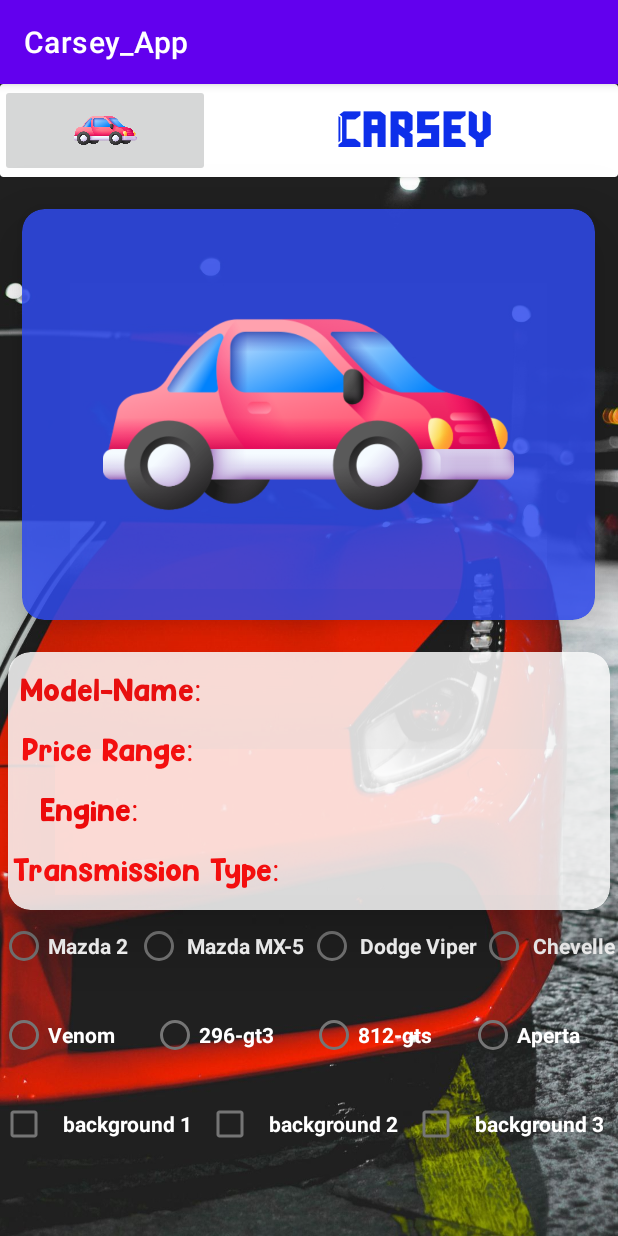
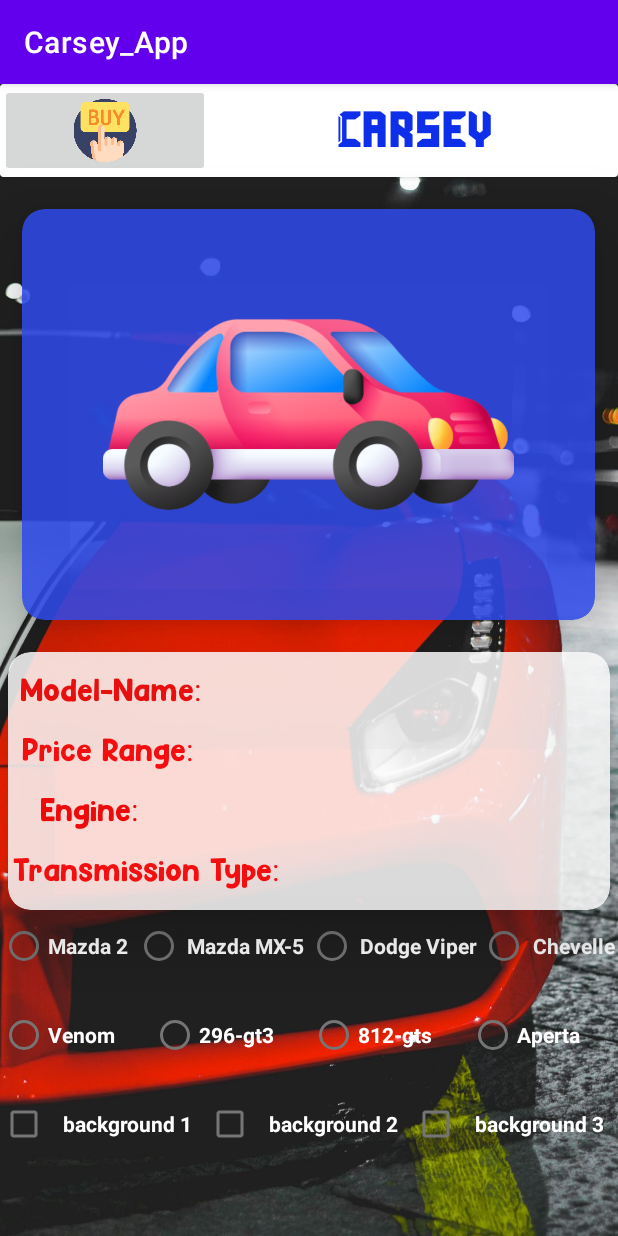
Before and after one commit to Dramos02/Carsey_App, an Android app: the screen it shows after launch (MainActivity), on a phone screen of 412 x 824 dp. Run offline under Robolectric (Android 15) with nearby library versions, the phone set to English and light mode, and no system bars.

Commit message:
13th Commit - Img Button Update

```diff
--- a/app/src/main/res/layout/activity_brand_detail.xml
+++ b/app/src/main/res/layout/activity_brand_detail.xml
@@ -27,7 +27,7 @@
                 android:contentDescription="mainMenu"
                 android:contextClickable="false"
                 android:scaleType="fitCenter"
-                app:srcCompat="@drawable/car" />
+                app:srcCompat="@drawable/brandbtn" />
 
             <TextView
                 android:id="@+id/appTitle2"
--- a/app/src/main/res/layout/activity_car_type_detail.xml
+++ b/app/src/main/res/layout/activity_car_type_detail.xml
@@ -27,7 +27,7 @@
                 android:contentDescription="Buy"
                 android:contextClickable="false"
                 android:scaleType="fitCenter"
-                app:srcCompat="@drawable/car" />
+                app:srcCompat="@drawable/typebtn" />
 
             <TextView
                 android:id="@+id/appTitle"
--- a/app/src/main/res/layout/activity_car_types.xml
+++ b/app/src/main/res/layout/activity_car_types.xml
@@ -29,7 +29,7 @@
                 android:contentDescription="Buy"
                 android:contextClickable="false"
                 android:scaleType="fitCenter"
-                app:srcCompat="@drawable/car" />
+                app:srcCompat="@drawable/backbtn" />
 
             <TextView
                 android:id="@+id/appTitle"
--- a/app/src/main/res/layout/activity_main.xml
+++ b/app/src/main/res/layout/activity_main.xml
@@ -28,7 +28,7 @@
                 android:contentDescription="Buy"
                 android:contextClickable="false"
                 android:scaleType="fitCenter"
-                app:srcCompat="@drawable/car" />
+                app:srcCompat="@drawable/buybtn" />
 
             <TextView
                 android:id="@+id/appTitle"
--- a/app/src/main/res/layout/activity_recycler_brand.xml
+++ b/app/src/main/res/layout/activity_recycler_brand.xml
@@ -27,7 +27,7 @@
                 android:contentDescription="Buy"
                 android:contextClickable="false"
                 android:scaleType="fitCenter"
-                app:srcCompat="@drawable/car" />
+                app:srcCompat="@drawable/backbtn" />
 
             <TextView
                 android:id="@+id/appTitle"
```
Also changed, not shown: app/src/main/res/drawable/backbtn.png (added), app/src/main/res/drawable/brandbtn.png (added), app/src/main/res/drawable/buybtn.png (added), app/src/main/res/drawable/typebtn.png (added).
